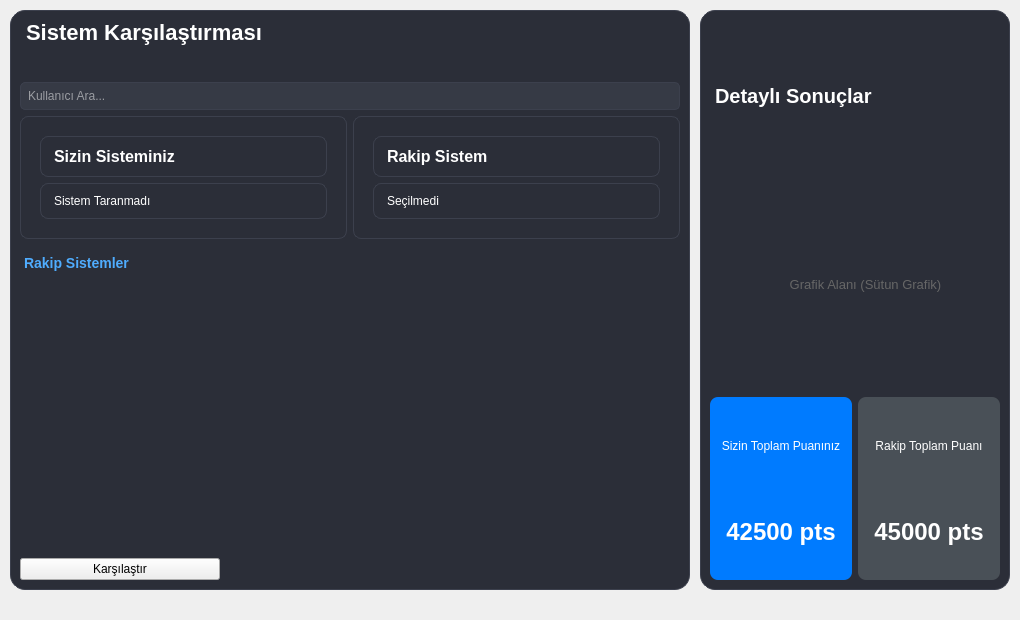
This is Widgets/Karsilastirma/karsilastirmawidget.ui in pSado14/Techbench_ as Qt 5 draws it before an edit. The edited form follows.
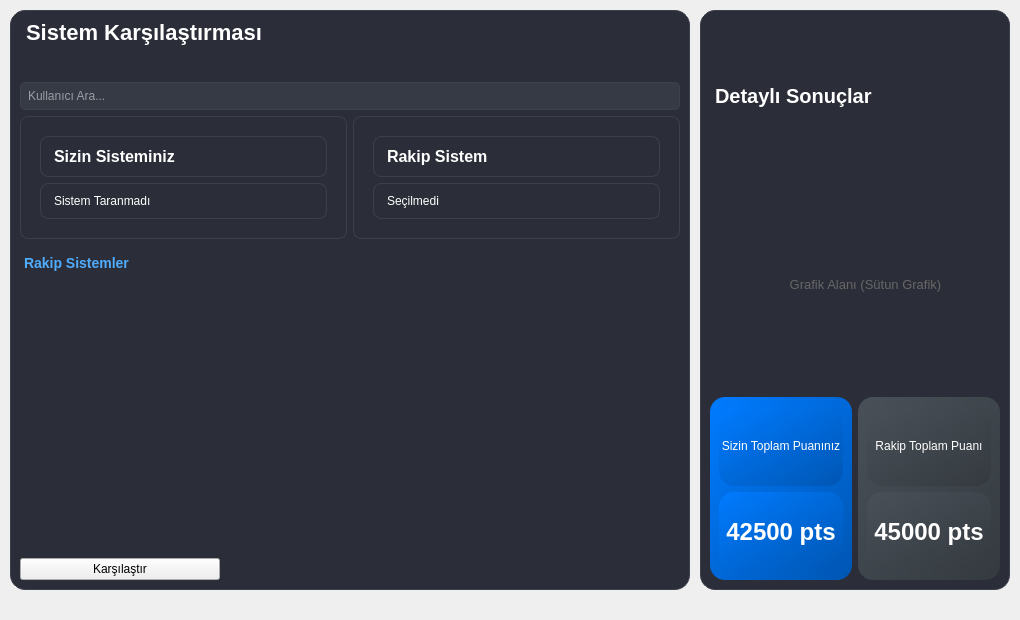
This is the edited form. Icons and pictures are not drawn.

Commit message: feat: Implement benchmark and comparison widgets with live charting and result display.

Patch:
```diff
--- a/Widgets/Karsilastirma/karsilastirmawidget.ui
+++ b/Widgets/Karsilastirma/karsilastirmawidget.ui
@@ -289,7 +289,7 @@
          </size>
         </property>
         <property name="styleSheet">
-         <string notr="true">background-color: #007bff; border-radius: 8px;</string>
+         <string notr="true">background-color: qlineargradient(spread:pad, x1:0, y1:0, x2:1, y2:1, stop:0 #007bff, stop:1 #0056b3); border-radius: 15px;</string>
         </property>
         <layout class="QVBoxLayout" name="verticalLayout_17">
          <item>
@@ -330,7 +330,7 @@
          </size>
         </property>
         <property name="styleSheet">
-         <string notr="true">background-color: #495057; border-radius: 8px;</string>
+         <string notr="true">background-color: qlineargradient(spread:pad, x1:0, y1:0, x2:1, y2:1, stop:0 #495057, stop:1 #343a40); border-radius: 15px;</string>
         </property>
         <layout class="QVBoxLayout" name="verticalLayout_18">
          <item>
```
The commit also changes 6 other files.
